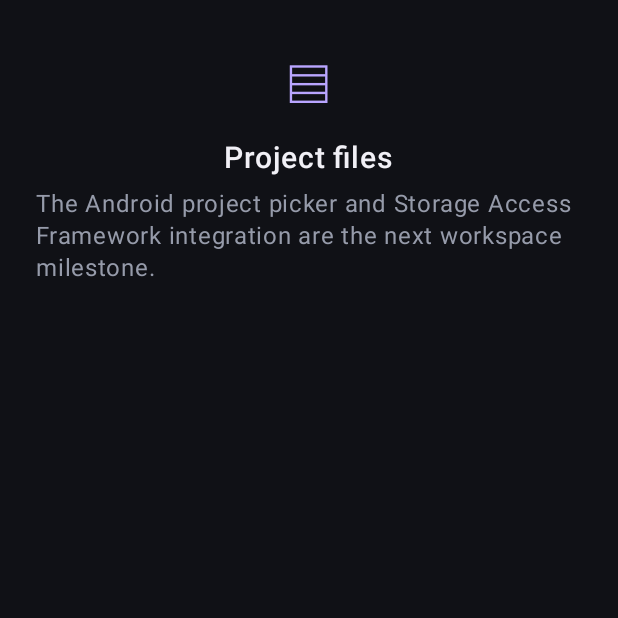
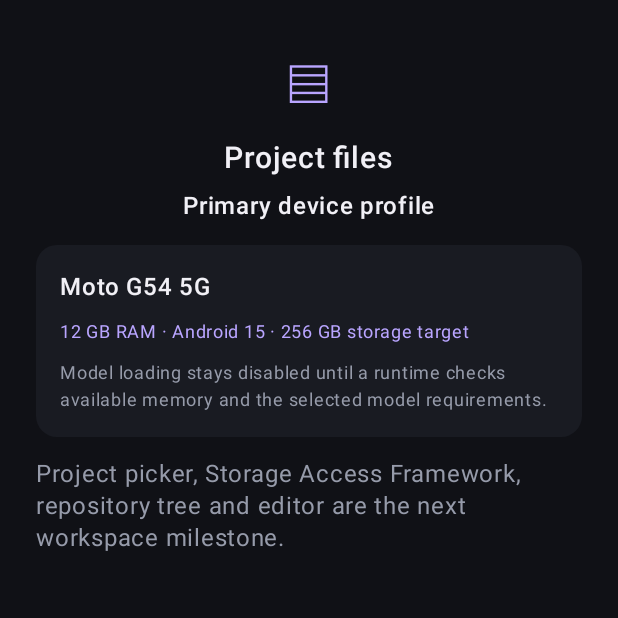
Before and after one commit to AssayFlux/DemiGod, an Android app built with Jetpack Compose: the composable FilesWorkspace shown on its own in the app's theme, on a phone screen of 412 x 824 dp, the top half of it. Run offline under Robolectric (Android 15) with nearby library versions, the phone set to English and light mode, and no system bars.

Commit message:
feat(android): target Moto G54 and harden mobile model policy

```diff
--- a/app/src/main/java/com/assayflux/demigod/MainActivity.kt
+++ b/app/src/main/java/com/assayflux/demigod/MainActivity.kt
@@ -169,7 +169,7 @@ private fun TopBar() {
         Spacer(Modifier.weight(1f))
         Surface(color = Color(0xFF26382F), shape = RoundedCornerShape(50)) {
             Text(
-                "Preview",
+                "G54 target",
                 color = Color(0xFF9FE0B5),
                 fontSize = 11.sp,
                 modifier = Modifier.padding(horizontal = 11.dp, vertical = 6.dp)
@@ -314,11 +314,17 @@ private fun FilesWorkspace(modifier: Modifier = Modifier) {
         Text("▤", fontSize = 42.sp, color = MaterialTheme.colorScheme.primary)
         Spacer(Modifier.height(12.dp))
         Text("Project files", fontSize = 20.sp, fontWeight = FontWeight.SemiBold)
+        Text("Primary device profile", fontWeight = FontWeight.SemiBold, modifier = Modifier.padding(top = 8.dp))
+        Surface(color = MaterialTheme.colorScheme.surface, shape = RoundedCornerShape(14.dp), modifier = Modifier.fillMaxWidth().padding(top = 14.dp)) {
+            Column(modifier = Modifier.padding(16.dp), verticalArrangement = Arrangement.spacedBy(6.dp)) {
+                Text("Moto G54 5G", fontWeight = FontWeight.SemiBold)
+                Text("12 GB RAM · Android 15 · 256 GB storage target", color = Color(0xFFB9A5FF), fontSize = 12.sp)
+                Text("Model loading stays disabled until a runtime checks available memory and the selected model requirements.", color = Color(0xFF969BAA), fontSize = 12.sp, lineHeight = 18.sp)
+            }
+        }
         Text(
-            "The Android project picker and Storage Access Framework integration are the next workspace milestone.",
-            color = Color(0xFF969BAA),
-            modifier = Modifier.padding(top = 8.dp),
-            lineHeight = 21.sp
+            "Project picker, Storage Access Framework, repository tree and editor are the next workspace milestone.",
+            color = Color(0xFF969BAA), modifier = Modifier.padding(top = 14.dp), lineHeight = 21.sp
         )
     }
 }
```
Also changed, not shown: 6 other files.
